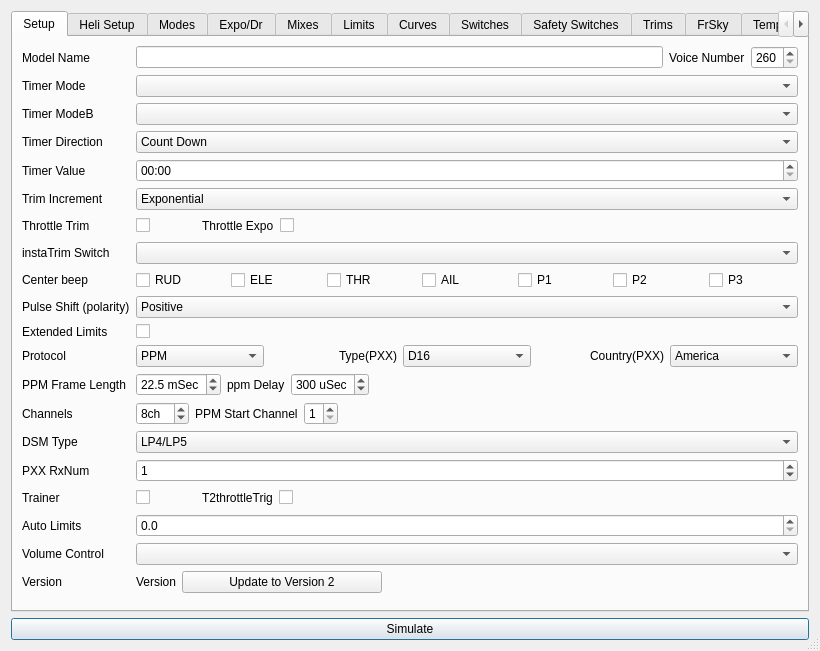
Old version of the form src/modeledit.ui in the repository xhorizont/eepe.
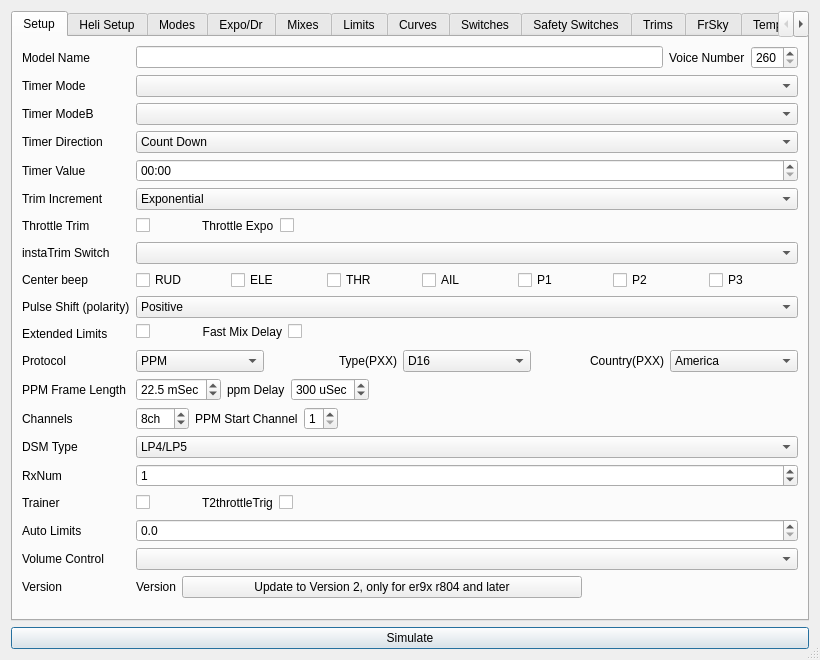
New version of the form. The open tabs and pages were chosen to show the change. Icons and pictures are not drawn.

What changed in the file:
```diff
--- a/src/modeledit.ui
+++ b/src/modeledit.ui
@@ -7,7 +7,7 @@
     <x>0</x>
     <y>0</y>
     <width>820</width>
-    <height>645</height>
+    <height>660</height>
    </rect>
   </property>
   <property name="minimumSize">
@@ -344,21 +344,14 @@
          </property>
         </widget>
        </item>
-       <item row="13" column="1">
-        <widget class="QCheckBox" name="extendedLimitsChkB">
-         <property name="text">
-          <string/>
-         </property>
-        </widget>
-       </item>
-       <item row="14" column="0">
+       <item row="15" column="0">
         <widget class="QLabel" name="label_5">
          <property name="text">
           <string>Protocol</string>
          </property>
         </widget>
        </item>
-       <item row="14" column="1">
+       <item row="15" column="1">
         <layout class="QGridLayout" name="gridLayout_10">
          <item row="0" column="4">
           <widget class="QComboBox" name="countryCB">
@@ -449,14 +442,14 @@
          </item>
         </layout>
        </item>
-       <item row="15" column="0">
+       <item row="16" column="0">
         <widget class="QLabel" name="label_113">
          <property name="text">
           <string>PPM Frame Length</string>
          </property>
         </widget>
        </item>
-       <item row="15" column="1">
+       <item row="16" column="1">
         <layout class="QHBoxLayout" name="horizontalLayout_3">
          <item>
           <widget class="QDoubleSpinBox" name="ppmFrameLengthDSB">
@@ -521,14 +514,14 @@
          </item>
         </layout>
        </item>
-       <item row="16" column="0">
+       <item row="17" column="0">
         <widget class="QLabel" name="label_6">
          <property name="text">
           <string>Channels</string>
          </property>
         </widget>
        </item>
-       <item row="16" column="1">
+       <item row="17" column="1">
         <layout class="QHBoxLayout" name="horizontalLayout_4">
          <item>
           <widget class="QSpinBox" name="numChannelsSB">
@@ -590,14 +583,14 @@
          </item>
         </layout>
        </item>
-       <item row="17" column="0">
+       <item row="18" column="0">
         <widget class="QLabel" name="label_116">
          <property name="text">
           <string>DSM Type</string>
          </property>
         </widget>
        </item>
-       <item row="17" column="1">
+       <item row="18" column="1">
         <widget class="QComboBox" name="DSM_Type">
          <item>
           <property name="text">
@@ -616,14 +609,14 @@
          </item>
         </widget>
        </item>
-       <item row="18" column="0">
+       <item row="19" column="0">
         <widget class="QLabel" name="label_117">
          <property name="text">
-          <string>PXX RxNum</string>
+          <string>RxNum</string>
          </property>
         </widget>
        </item>
-       <item row="18" column="1">
+       <item row="19" column="1">
         <widget class="QSpinBox" name="pxxRxNum">
          <property name="suffix">
           <string/>
@@ -642,14 +635,14 @@
          </property>
         </widget>
        </item>
-       <item row="19" column="0">
+       <item row="20" column="0">
         <widget class="QLabel" name="label_114">
          <property name="text">
           <string>Trainer</string>
          </property>
         </widget>
        </item>
-       <item row="19" column="1">
+       <item row="20" column="1">
         <layout class="QHBoxLayout" name="horizontalLayout_5">
          <item>
           <widget class="QCheckBox" name="TrainerChkB">
@@ -693,14 +686,14 @@
          </item>
         </layout>
        </item>
-       <item row="20" column="0">
+       <item row="21" column="0">
         <widget class="QLabel" name="label_151">
          <property name="text">
           <string>Auto Limits</string>
          </property>
         </widget>
        </item>
-       <item row="20" column="1">
+       <item row="21" column="1">
         <widget class="QDoubleSpinBox" name="autoLimitsSB">
          <property name="decimals">
           <number>1</number>
@@ -710,24 +703,24 @@
          </property>
         </widget>
        </item>
-       <item row="21" column="0">
+       <item row="22" column="0">
         <widget class="QLabel" name="label_155">
          <property name="text">
           <string>Volume Control</string>
          </property>
         </widget>
        </item>
-       <item row="21" column="1">
+       <item row="22" column="1">
         <widget class="QComboBox" name="volumeControlCB"/>
        </item>
-       <item row="22" column="0">
+       <item row="23" column="0">
         <widget class="QLabel" name="label_171">
          <property name="text">
           <string>Version</string>
          </property>
         </widget>
        </item>
-       <item row="22" column="1">
+       <item row="23" column="1">
         <layout class="QHBoxLayout" name="horizontalLayout">
          <item>
           <widget class="QLabel" name="label_version">
@@ -752,18 +745,18 @@
           <widget class="QPushButton" name="updateButton">
            <property name="minimumSize">
             <size>
-             <width>200</width>
+             <width>400</width>
              <height>0</height>
             </size>
            </property>
            <property name="maximumSize">
             <size>
-             <width>200</width>
+             <width>400</width>
              <height>16777215</height>
             </size>
            </property>
            <property name="text">
-            <string>Update to Version 2</string>
+            <string>Update to Version 2, only for er9x r804 and later</string>
            </property>
           </widget>
          </item>
@@ -782,7 +775,7 @@
          </item>
         </layout>
        </item>
-       <item row="23" column="1">
+       <item row="24" column="1">
         <spacer name="verticalSpacer_6">
          <property name="orientation">
           <enum>Qt::Vertical</enum>
@@ -795,6 +788,53 @@
          </property>
         </spacer>
        </item>
+       <item row="13" column="1">
+        <layout class="QGridLayout" name="gridLayout_12">
+         <item row="0" column="0">
+          <widget class="QCheckBox" name="extendedLimitsChkB">
+           <property name="minimumSize">
+            <size>
+             <width>60</width>
+             <height>0</height>
+            </size>
+           </property>
+           <property name="text">
+            <string/>
+           </property>
+          </widget>
+         </item>
+         <item row="0" column="2">
+          <widget class="QCheckBox" name="fastMixDelayCB">
+           <property name="text">
+            <string/>
+           </property>
+          </widget>
+         </item>
+         <item row="0" column="1">
+          <widget class="QLabel" name="label_145">
+           <property name="text">
+            <string>Fast Mix Delay</string>
+           </property>
+           <property name="alignment">
+            <set>Qt::AlignRight|Qt::AlignTrailing|Qt::AlignVCenter</set>
+           </property>
+          </widget>
+         </item>
+         <item row="0" column="3">
+          <spacer name="horizontalSpacer_13">
+           <property name="orientation">
+            <enum>Qt::Horizontal</enum>
+           </property>
+           <property name="sizeHint" stdset="0">
+            <size>
+             <width>40</width>
+             <height>20</height>
+            </size>
+           </property>
+          </spacer>
+         </item>
+        </layout>
+       </item>
       </layout>
      </widget>
      <widget class="QWidget" name="tabHeli">
```
Left out of the diff: 2 changed lines with no effect on the pictures.
